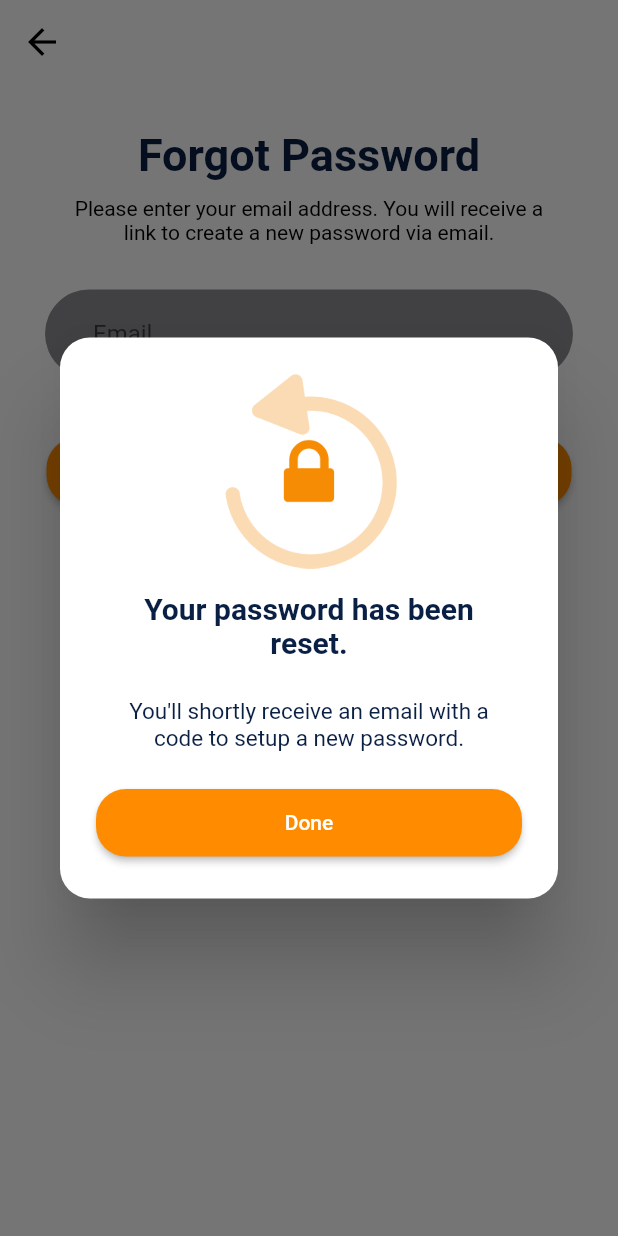
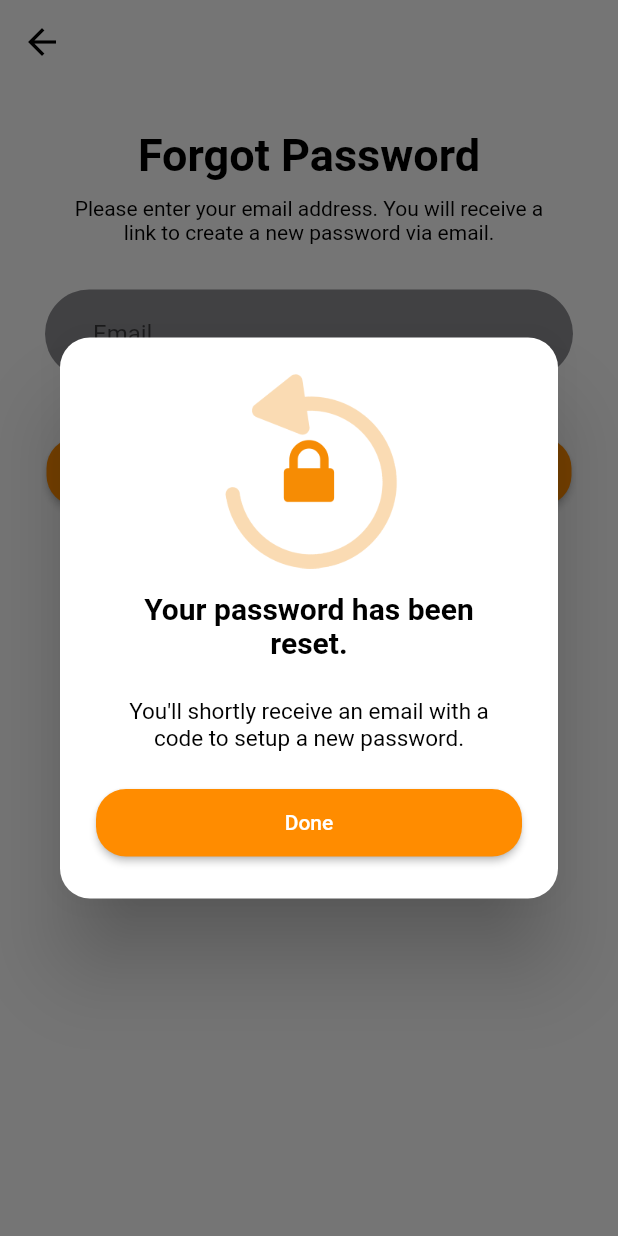
Before and after one commit to guischpor/app_delivery, a Flutter app: the ForgotPasswordPage screen opened by its route, after a tap on "Send", on a phone screen of 412 x 824 dp. Run offline on Flutter 3.47's test engine with Material 2 defaults, Android fonts, the phone set to English and light mode, and no system bars; our stand-ins replace flutter_swiper.

Commit message:
up refactory

```diff
--- a/frontend/lib/main.dart
+++ b/frontend/lib/main.dart
@@ -13,10 +13,6 @@ class MyApp extends StatelessWidget {
       routes: routes,
       initialRoute: 'welcome',
       theme: ThemeData(
-        accentColor: Color.fromRGBO(255, 140, 0, 1.0),
-        primaryColor: Color.fromRGBO(10, 31, 68, 1.0),
-        buttonColor: Color.fromRGBO(0, 122, 255, 1.0),
-        disabledColor: Color.fromRGBO(142, 142, 147, 1.0),
         scaffoldBackgroundColor: Colors.white,
         appBarTheme: AppBarTheme(
           iconTheme: IconThemeData(
--- a/frontend/lib/src/colors/colors.dart
+++ b/frontend/lib/src/colors/colors.dart
@@ -5,6 +5,8 @@ final cinza = Color.fromRGBO(184, 187, 198, 1.0);
 final rosa = Color.fromRGBO(255, 245, 85, 1.0);
 final bgGrey = Color.fromRGBO(247, 247, 250, 1.0);
 final bgInputs = Color.fromRGBO(142, 142, 147, 1.2);
+final blueFacebook = Color.fromRGBO(0, 122, 255, 1.0);
+final orange = Color.fromRGBO(255, 140, 0, 1.0);
 
 //colors borders input search
 final colorGreyBorder = Color.fromRGBO(234, 236, 239, 1.0);
--- a/frontend/lib/src/features/presentation/commons_widgets/build_button.dart
+++ b/frontend/lib/src/features/presentation/commons_widgets/build_button.dart
@@ -3,12 +3,12 @@ import 'package:flutter/material.dart';
 class BuildButton extends StatelessWidget {
   final Function onPressed;
   final String title;
-  final AssetImage assetImage;
+  final Color color;
 
   BuildButton({
     this.onPressed,
     this.title,
-    this.assetImage,
+    this.color,
   });
 
   @override
@@ -18,7 +18,7 @@ class BuildButton extends StatelessWidget {
       height: 45,
       child: RaisedButton(
         onPressed: onPressed,
-        color: Theme.of(context).accentColor,
+        color: color,
         shape: RoundedRectangleBorder(
           borderRadius: BorderRadius.circular(20),
         ),
--- a/frontend/lib/src/features/presentation/commons_widgets/build_button_logo.dart
+++ b/frontend/lib/src/features/presentation/commons_widgets/build_button_logo.dart
@@ -4,11 +4,13 @@ class BuildButtonLogo extends StatelessWidget {
   final Function onPressed;
   final String title;
   final AssetImage assetImage;
+  final Color color;
 
   BuildButtonLogo({
     this.onPressed,
     this.title,
     this.assetImage,
+    this.color,
   });
 
   @override
@@ -18,7 +20,7 @@ class BuildButtonLogo extends StatelessWidget {
       height: 45,
       child: RaisedButton(
           onPressed: onPressed,
-          color: Theme.of(context).buttonColor,
+          color: color,
           shape: RoundedRectangleBorder(
             borderRadius: BorderRadius.circular(20),
           ),
--- a/frontend/lib/src/features/presentation/commons_widgets/show_dialog.dart
+++ b/frontend/lib/src/features/presentation/commons_widgets/show_dialog.dart
@@ -1,4 +1,5 @@
 //Widgets flutter
+import 'package:app_delivery/src/colors/colors.dart';
 import 'package:flutter/material.dart';
 
 //Commons Widgets
@@ -6,7 +7,7 @@ import 'build_button.dart';
 import 'package:app_delivery/src/features/presentation/commons_widgets/title_page.dart';
 
 // ignore: missing_return
-Widget showAlerta(
+void showAlerta(
   BuildContext context,
   AssetImage image,
   String title,
@@ -39,7 +40,7 @@ Widget showAlerta(
                 padding: EdgeInsets.all(15),
                 child: TitlePage(
                   title: title,
-                  color: Theme.of(context).primaryColor,
+                  color: Colors.black,
                   fontWeight: FontWeight.bold,
                   fontSize: 20,
                   textAlign: TextAlign.center,
@@ -49,7 +50,7 @@ Widget showAlerta(
                 padding: EdgeInsets.all(10),
                 child: TitlePage(
                   title: subTitle,
-                  color: Theme.of(context).primaryColor,
+                  color: Colors.black,
                   fontWeight: FontWeight.w400,
                   fontSize: 15,
                   textAlign: TextAlign.center,
@@ -58,6 +59,7 @@ Widget showAlerta(
               Container(
                 margin: EdgeInsets.only(top: 15),
                 child: BuildButton(
+                  color: orange,
                   onPressed: onPressed,
                   title: titleButton,
                 ),
--- a/frontend/lib/src/features/presentation/forgot_password_page/View/forgot_password_page.dart
+++ b/frontend/lib/src/features/presentation/forgot_password_page/View/forgot_password_page.dart
@@ -1,3 +1,4 @@
+import 'package:app_delivery/src/colors/colors.dart';
 import 'package:flutter/material.dart';
 
 //Styles
@@ -41,7 +42,7 @@ class _ForgotPasswordPageState extends State<ForgotPasswordPage> {
             children: [
               TitlePage(
                 title: "Forgot Password",
-                color: Theme.of(context).primaryColor,
+                color: Colors.black,
                 fontWeight: FontWeight.bold,
                 fontSize: 30,
               ),
@@ -69,6 +70,7 @@ class _ForgotPasswordPageState extends State<ForgotPasswordPage> {
               Container(
                 margin: EdgeInsets.only(top: 40),
                 child: BuildButton(
+                  color: orange,
                   onPressed: () => {
                     showAlerta(
                       context,
@@ -77,7 +79,7 @@ class _ForgotPasswordPageState extends State<ForgotPasswordPage> {
                       "You'll shortly receive an email with a code to setup a new password.", //subTitle
                       "Done", //titleButton
                       _routeLoginPage, //function
-                    ),
+                    )
                   },
                   title: "Send",
                 ),
--- a/frontend/lib/src/features/presentation/login_page/View/login_page.dart
+++ b/frontend/lib/src/features/presentation/login_page/View/login_page.dart
@@ -67,7 +67,7 @@ class _LoginPageState extends State<LoginPage> {
                     children: [
                       TitlePage(
                         title: "Welcome Back",
-                        color: Theme.of(context).primaryColor,
+                        color: Colors.black,
                         fontWeight: FontWeight.bold,
                         fontSize: 30,
                       ),
@@ -103,6 +103,7 @@ class _LoginPageState extends State<LoginPage> {
                       Container(
                         margin: EdgeInsets.only(top: 20),
                         child: BuildButton(
+                          color: orange,
                           onPressed: _routeHomePage,
                           title: "Log In",
                         ),
@@ -139,7 +140,7 @@ class _LoginPageState extends State<LoginPage> {
                                 child: Text(
                                   'Sign up',
                                   style: TextStyle(
-                                    color: Theme.of(context).accentColor,
+                                    color: orange,
                                     fontWeight: FontWeight.w500,
                                   ),
                                 ),
--- a/frontend/lib/src/features/presentation/sign_up_page/View/signup_page.dart
+++ b/frontend/lib/src/features/presentation/sign_up_page/View/signup_page.dart
@@ -1,7 +1,8 @@
 //Widgtes
 import 'package:flutter/material.dart';
 
-//Styles
+//styles
+import 'package:app_delivery/src/colors/colors.dart';
 
 //Commons_widgets
 import 'package:app_delivery/src/features/presentation/commons_widgets/back_button.dart';
@@ -42,7 +43,7 @@ class _SignUpPageState extends State<SignUpPage> {
           children: [
             TitlePage(
               title: "Create an account",
-              color: Theme.of(context).primaryColor,
+              color: Colors.black,
               fontWeight: FontWeight.bold,
               fontSize: 30,
               textAlign: TextAlign.center,
@@ -100,6 +101,7 @@ class _SignUpPageState extends State<SignUpPage> {
             Container(
               margin: EdgeInsets.only(top: 40),
               child: BuildButton(
+                color: orange,
                 onPressed: () => {},
                 title: "Sign up",
               ),
--- a/frontend/lib/src/features/presentation/welcome_page/View/welcome_page.dart
+++ b/frontend/lib/src/features/presentation/welcome_page/View/welcome_page.dart
@@ -1,4 +1,5 @@
 import 'dart:ui';
+import 'package:app_delivery/src/colors/colors.dart';
 import 'package:flutter/material.dart';
 
 //Pages
@@ -61,6 +62,7 @@ class _WelcomePageState extends State<WelcomePage> {
               ),
               Container(
                 child: BuildButton(
+                  color: orange,
                   onPressed: _routeLoginPage,
                   title: "Log In",
                 ),
@@ -68,6 +70,7 @@ class _WelcomePageState extends State<WelcomePage> {
               Container(
                 margin: EdgeInsets.only(top: 20),
                 child: BuildButtonLogo(
+                  color: blueFacebook,
                   onPressed: () => {},
                   title: "Connect with facebook",
                   assetImage: AssetImage('./assets/icons/facebook_512px.png'),
```
Also changed, not shown: frontend/lib/src/features/presentation/tabs/explore_tab/View/explore_tab.dart (+8 -7 lines).
